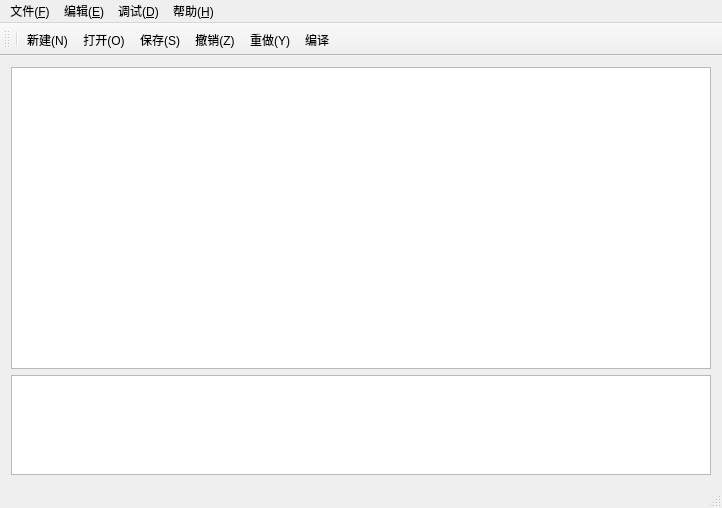
Qt form mainwindow.ui (dilidili131/ide) before a commit.
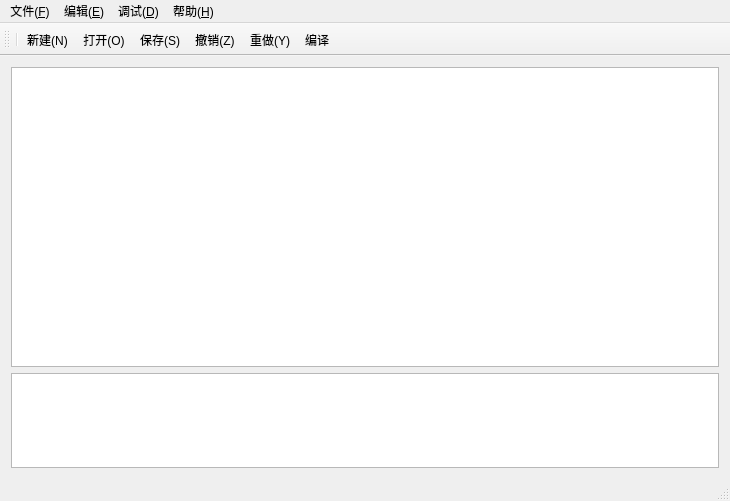
The same form after that commit. Icons and pictures are not drawn.

```diff
--- a/mainwindow.ui
+++ b/mainwindow.ui
@@ -6,8 +6,8 @@
    <rect>
     <x>0</x>
     <y>0</y>
-    <width>718</width>
-    <height>508</height>
+    <width>730</width>
+    <height>501</height>
    </rect>
   </property>
   <property name="cursor">
@@ -24,17 +24,7 @@
   </property>
   <widget class="QWidget" name="centralWidget">
    <layout class="QGridLayout" name="gridLayout">
-    <item row="0" column="0">
-     <widget class="QPlainTextEdit" name="plainTextEdit">
-      <property name="minimumSize">
-       <size>
-        <width>700</width>
-        <height>300</height>
-       </size>
-      </property>
-     </widget>
-    </item>
-    <item row="1" column="0">
+    <item row="3" column="0">
      <widget class="QPlainTextEdit" name="plainTextEdit_2">
       <property name="minimumSize">
        <size>
@@ -50,6 +40,16 @@
       </property>
      </widget>
     </item>
+    <item row="2" column="0">
+     <widget class="QPlainTextEdit" name="plainTextEdit">
+      <property name="minimumSize">
+       <size>
+        <width>700</width>
+        <height>300</height>
+       </size>
+      </property>
+     </widget>
+    </item>
    </layout>
   </widget>
   <widget class="QMenuBar" name="menuBar">
@@ -57,7 +57,7 @@
     <rect>
      <x>0</x>
      <y>0</y>
-     <width>718</width>
+     <width>730</width>
      <height>22</height>
     </rect>
    </property>
```
Left out of the diff: 15 changed lines with no effect on the pictures.
